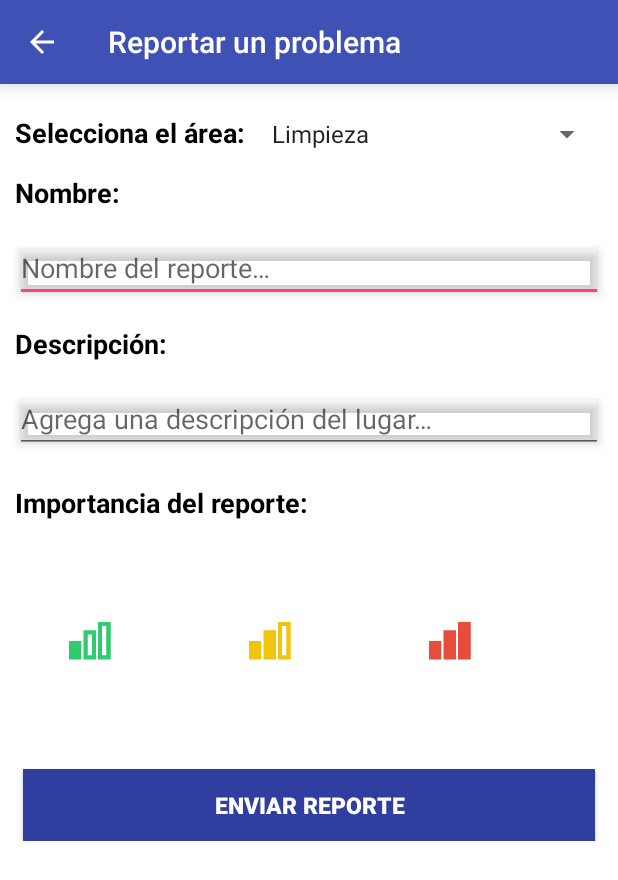
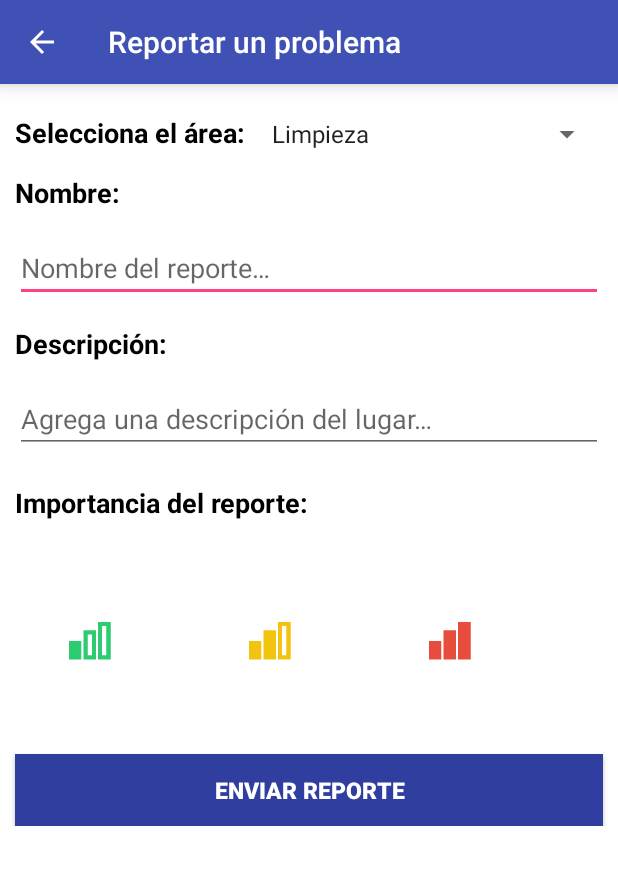
Before and after one commit to hgededwin/Appvisame, an Android app: the RegistroActivity screen opened directly, with no data from a screen before it, on a phone screen of 412 x 824 dp. Shown: the top 880 px of the screen. Run offline under Robolectric (Android 15) with nearby library versions, the light colour scheme and no system bars.

Commit message:
cambios de diseño

```diff
--- a/app/src/main/java/com/systemboy/appvisame/appvisame/RegistroActivity.java
+++ b/app/src/main/java/com/systemboy/appvisame/appvisame/RegistroActivity.java
@@ -83,6 +83,7 @@ public class RegistroActivity extends ActionBarActivity {
                 btnStatusUrgente.setVisibility(View.GONE);
                 btnelegir.setVisibility(View.VISIBLE);
                 prioridad = "Normal";
+                btnsatusNormal.setEnabled(false);
                 Toast.makeText(getApplicationContext(), "Prioridad: Normal", Toast.LENGTH_LONG).show();
             }
         });
@@ -94,6 +95,7 @@ public class RegistroActivity extends ActionBarActivity {
                 btnStatusUrgente.setVisibility(View.GONE);
                 btnelegir.setVisibility(View.VISIBLE);
                 prioridad = "Importante";
+                btnStatusImportante.setEnabled(false);
                 Toast.makeText(getApplicationContext(), "Prioridad: Importante", Toast.LENGTH_LONG).show();
             }
         });
@@ -105,6 +107,7 @@ public class RegistroActivity extends ActionBarActivity {
                 btnStatusImportante.setVisibility(View.GONE);
                 btnelegir.setVisibility(View.VISIBLE);
                 prioridad = "Urgente";
+                btnStatusUrgente.setEnabled(false);
                 Toast.makeText(getApplicationContext(), "Prioridad: Urgente", Toast.LENGTH_LONG).show();
             }
         });
@@ -116,6 +119,9 @@ public class RegistroActivity extends ActionBarActivity {
                 btnStatusImportante.setVisibility(View.VISIBLE);
                 btnStatusUrgente.setVisibility(View.VISIBLE);
                 btnelegir.setVisibility(View.GONE);
+                btnsatusNormal.setEnabled(true);
+                btnStatusImportante.setEnabled(true);
+                btnStatusUrgente.setEnabled(true);
             }
         });
 
--- a/app/src/main/res/layout-v21/activity_registro.xml
+++ /dev/null
@@ -1,185 +0,0 @@
-<?xml version="1.0" encoding="utf-8"?>
-<LinearLayout xmlns:android="http://schemas.android.com/apk/res/android"
-    android:orientation="vertical" android:layout_width="match_parent"
-    android:background="@color/white_color"
-    android:layout_height="match_parent">
-
-    <include
-        layout="@layout/toolbar"
-        android:layout_width="match_parent"
-        android:layout_height="wrap_content" />
-
-    <ScrollView
-        android:layout_width="match_parent"
-        android:layout_height="wrap_content">
-
-        <LinearLayout
-            android:orientation="vertical"
-            android:layout_width="match_parent"
-            android:background="@color/white_color"
-            android:layout_height="wrap_content">
-
-            <LinearLayout
-                android:layout_width="match_parent"
-                android:layout_height="wrap_content"
-                android:layout_marginBottom="15dp"
-                android:orientation="horizontal">
-
-                <TextView
-                    android:layout_width="wrap_content"
-                    android:layout_height="wrap_content"
-                    android:text="@string/txt_selecciona_area"
-                    android:layout_marginTop="20dp"
-                    android:textSize="18sp"
-                    android:textStyle="bold"
-                    android:textColor="@color/black_color"
-                    android:id="@+id/textView"
-                    android:layout_marginLeft="10dp"/>
-
-                <Spinner
-                    android:layout_width="match_parent"
-                    android:layout_height="wrap_content"
-                    android:id="@+id/sp_areas"
-                    android:layout_marginTop="20dp"
-                    android:layout_marginLeft="10dp"
-                    android:layout_marginRight="10dp"/>
-            </LinearLayout>
-
-            <TextView
-                android:layout_width="wrap_content"
-                android:layout_height="wrap_content"
-                android:text="@string/txt_titulo"
-                android:textStyle="bold"
-                android:textSize="18sp"
-                android:textColor="@color/black_color"
-                android:id="@+id/textView3"
-                android:layout_marginLeft="10dp"/>
-
-
-            <EditText
-                android:layout_width="match_parent"
-                android:layout_height="wrap_content"
-                android:inputType="textPersonName"
-                android:hint="@string/txt_nombre_reporte"
-                android:ems="10"
-                android:layout_marginTop="15dp"
-                android:id="@+id/editText"
-                android:elevation="4dp"
-                android:layout_marginLeft="10dp"
-                android:layout_marginRight="10dp"/>
-
-            <TextView
-                android:layout_width="wrap_content"
-                android:layout_height="wrap_content"
-                android:text="@string/txt_description"
-                android:textSize="18sp"
-                android:layout_marginTop="15dp"
-                android:textColor="@color/black_color"
-                android:textStyle="bold"
-                android:id="@+id/textView2"
-                android:layout_marginLeft="10dp"/>
-
-            <EditText
-                android:layout_width="match_parent"
-                android:layout_height="wrap_content"
-                android:layout_marginTop="15dp"
-                android:layout_marginLeft="10dp"
-                android:layout_marginRight="10dp"
-                android:inputType="textPersonName"
-                android:elevation="4dp"
-                android:hint="@string/txt_agrega_description"
-                android:maxLength="50"
-                android:ems="10"
-                android:id="@+id/editText2" />
-
-            <LinearLayout
-                android:layout_width="match_parent"
-                android:layout_height="40dp"
-                android:layout_marginTop="15dp"
-                android:layout_marginBottom="10dp"
-                android:orientation="horizontal">
-
-                <TextView
-                    android:layout_width="wrap_content"
-                    android:layout_height="wrap_content"
-                    android:text="@string/txt_seleciona_importancia"
-                    android:textColor="@color/black_color"
-                    android:textSize="18sp"
-                    android:textStyle="bold"
-                    android:layout_marginTop="5dp"
-                    android:layout_marginLeft="10dp"
-                    android:id="@+id/textView4" />
-
-                <Button
-                    android:layout_width="100dp"
-                    android:layout_height="30dp"
-                    android:text="@string/txt_quiero_elegir"
-                    android:textColor="@color/accent_color"
-                    android:textSize="10sp"
-                    android:textStyle="bold"
-                    android:background="@color/white_color"
-                    android:elevation="10dp"
-                    android:layout_marginLeft="20dp"
-                    android:id="@+id/btn_elegir" />
-            </LinearLayout>
-
-
-            <LinearLayout
-                android:layout_width="match_parent"
-                android:orientation="horizontal"
-                android:layout_marginTop="10dp"
-                android:layout_height="wrap_content">
-
-                <ImageButton
-                    android:layout_width="100dp"
-                    android:layout_height="100dp"
-                    android:src="@drawable/ic_normal_status"
-                    android:layout_marginLeft="10dp"
-                    android:layout_marginRight="10dp"
-                    android:layout_marginTop="10dp"
-                    android:layout_marginBottom="10dp"
-                    android:background="?android:attr/selectableItemBackgroundBorderless"
-                    android:id="@+id/image_status_normal"
-                    android:layout_gravity="center_horizontal" />
-
-                <ImageButton
-                    android:layout_width="100dp"
-                    android:layout_height="100dp"
-                    android:src="@drawable/ic_medium_status"
-                    android:layout_marginRight="10dp"
-                    android:layout_marginTop="10dp"
-                    android:layout_marginBottom="10dp"
-                    android:layout_marginLeft="10dp"
-                    android:background="?android:attr/selectableItemBackgroundBorderless"
-                    android:id="@+id/image_status_importante"
-                    android:layout_gravity="center_horizontal" />
-
-                <ImageButton
-                    android:layout_width="100dp"
-                    android:layout_height="100dp"
-                    android:background="?android:attr/selectableItemBackgroundBorderless"
-                    android:src="@drawable/ic_max_status"
-                    android:layout_marginTop="10dp"
-                    android:layout_marginBottom="10dp"
-                    android:layout_marginLeft="10dp"
-                    android:layout_marginRight="15dp"
-                    android:id="@+id/image_status_urgente"
-                    android:layout_gravity="center_horizontal" />
-            </LinearLayout>
-            <Button
-                android:layout_width="match_parent"
-                android:layout_height="wrap_content"
-                android:elevation="10dp"
-                android:text="@string/txt_btn_reportar"
-                android:layout_marginTop="15dp"
-                android:background="@color/primary_dark_color"
-                android:textColor="@color/white_color"
-                android:textStyle="bold"
-                android:textSize="15sp"
-                android:layout_marginLeft="15dp"
-                android:layout_marginRight="15dp"
-                android:layout_gravity="center_horizontal"
-                android:id="@+id/btnSendReport" />
-            </LinearLayout>
-        </ScrollView>
-</LinearLayout>
--- a/app/src/main/res/layout/activity_acercade.xml
+++ b/app/src/main/res/layout/activity_acercade.xml
@@ -54,7 +54,7 @@
                 android:layout_height="wrap_content"
                 android:text="Appvisame"
                 android:textSize="25sp"
-                android:textColor="@color/accent_color"
+                android:textColor="@color/white_color"
                 android:textStyle="bold"
                 android:id="@+id/textView7"
                 android:layout_alignParentTop="true"
--- a/app/src/main/res/layout/activity_main.xml
+++ b/app/src/main/res/layout/activity_main.xml
@@ -17,7 +17,7 @@
             android:id="@+id/cardList"
             android:layout_width="match_parent"
             android:layout_height="wrap_content"
-            android:elevation="6dp"/>
+            android:elevation="10dp"/>
     </LinearLayout>
 
     <FrameLayout
--- a/app/src/main/res/layout/activity_registro.xml
+++ b/app/src/main/res/layout/activity_registro.xml
@@ -1,8 +1,7 @@
 <?xml version="1.0" encoding="utf-8"?>
 <LinearLayout xmlns:android="http://schemas.android.com/apk/res/android"
     android:orientation="vertical" android:layout_width="match_parent"
-    android:background="@android:color/white"
-    android:fitsSystemWindows="true"
+    android:background="@color/white_color"
     android:layout_height="match_parent">
 
     <include
@@ -10,7 +9,15 @@
         android:layout_width="match_parent"
         android:layout_height="wrap_content" />
 
+    <ScrollView
+        android:layout_width="match_parent"
+        android:layout_height="wrap_content">
 
+        <LinearLayout
+            android:orientation="vertical"
+            android:layout_width="match_parent"
+            android:background="@color/white_color"
+            android:layout_height="wrap_content">
 
             <LinearLayout
                 android:layout_width="match_parent"
@@ -101,8 +108,6 @@
                     android:layout_marginLeft="10dp"
                     android:id="@+id/textView4" />
 
-
-
                 <Button
                     android:layout_width="100dp"
                     android:layout_height="30dp"
@@ -129,9 +134,9 @@
                     android:src="@drawable/ic_normal_status"
                     android:layout_marginLeft="10dp"
                     android:layout_marginRight="10dp"
-                    android:layout_marginTop="5dp"
+                    android:layout_marginTop="10dp"
                     android:layout_marginBottom="10dp"
-                    android:background="@color/white_color"
+                    android:background="?android:attr/selectableItemBackgroundBorderless"
                     android:id="@+id/image_status_normal"
                     android:layout_gravity="center_horizontal" />
 
@@ -141,44 +146,45 @@
                     android:src="@drawable/ic_medium_status"
                     android:layout_marginRight="10dp"
                     android:layout_marginTop="10dp"
-                    android:layout_marginBottom="5dp"
+                    android:layout_marginBottom="10dp"
                     android:layout_marginLeft="10dp"
-                    android:background="@color/white_color"
+                    android:background="?android:attr/selectableItemBackgroundBorderless"
                     android:id="@+id/image_status_importante"
                     android:layout_gravity="center_horizontal" />
 
                 <ImageButton
                     android:layout_width="100dp"
                     android:layout_height="100dp"
-                    android:background="@color/white_color"
+                    android:background="?android:attr/selectableItemBackgroundBorderless"
                     android:src="@drawable/ic_max_status"
                     android:layout_marginTop="10dp"
-                    android:layout_marginBottom="5dp"
+                    android:layout_marginBottom="10dp"
                     android:layout_marginLeft="10dp"
                     android:layout_marginRight="15dp"
                     android:id="@+id/image_status_urgente"
                     android:layout_gravity="center_horizontal" />
             </LinearLayout>
-
+            </LinearLayout>
+        </ScrollView>
     <RelativeLayout
         android:layout_width="match_parent"
         android:layout_height="wrap_content">
-
         <Button
+            android:elevation="10dp"
             android:layout_width="match_parent"
             android:layout_height="wrap_content"
-            android:text="Cerrar Sesión"
+            android:text="@string/txt_btn_reportar"
+            android:background="@color/primary_dark_color"
+            android:textColor="@color/white_color"
             android:textStyle="bold"
-            android:textColor="@color/white_color"
-            android:background="@color/primary_color"
-            android:id="@+id/btnSendReporte"
-            android:layout_marginLeft="15dp"
-            android:layout_marginRight="15dp"
-            android:layout_marginBottom="10dp"
-            android:layout_centerVertical="true"
+            android:textSize="15sp"
+            android:layout_marginLeft="10dp"
+            android:layout_marginRight="10dp"
+            android:layout_marginTop="5dp"
+            android:layout_gravity="center_horizontal"
+            android:id="@+id/btnSendReport"
+            android:layout_alignParentTop="true"
             android:layout_centerHorizontal="true" />
-
         </RelativeLayout>
 
-
 </LinearLayout>
--- a/app/src/main/res/values/styles.xml
+++ b/app/src/main/res/values/styles.xml
@@ -12,7 +12,7 @@
              which is used to tint widgets -->
         <item name="colorAccent">@color/accent_color</item>
 
-        <item name="android:navigationBarColor">@color/primary_color</item>
+
 
         <!-- You can also set colorControlNormal, colorControlActivated
              colorControlHighlight & colorSwitchThumbNormal. -->
```
Also changed, not shown: app/src/main/res/layout/activity_login.xml (+55 -26 lines), app/src/main/res/drawable-hdpi/Material-Wallpaper.jpg (added), app/src/main/res/drawable-hdpi/backend.jpg (added), app/src/main/res/drawable-mdpi/Material-Wallpaper.jpg (added), app/src/main/res/drawable-xhdpi/Material-Wallpaper.jpg (added), app/src/main/res/drawable-xxhdpi/Material-Wallpaper.jpg (added).
